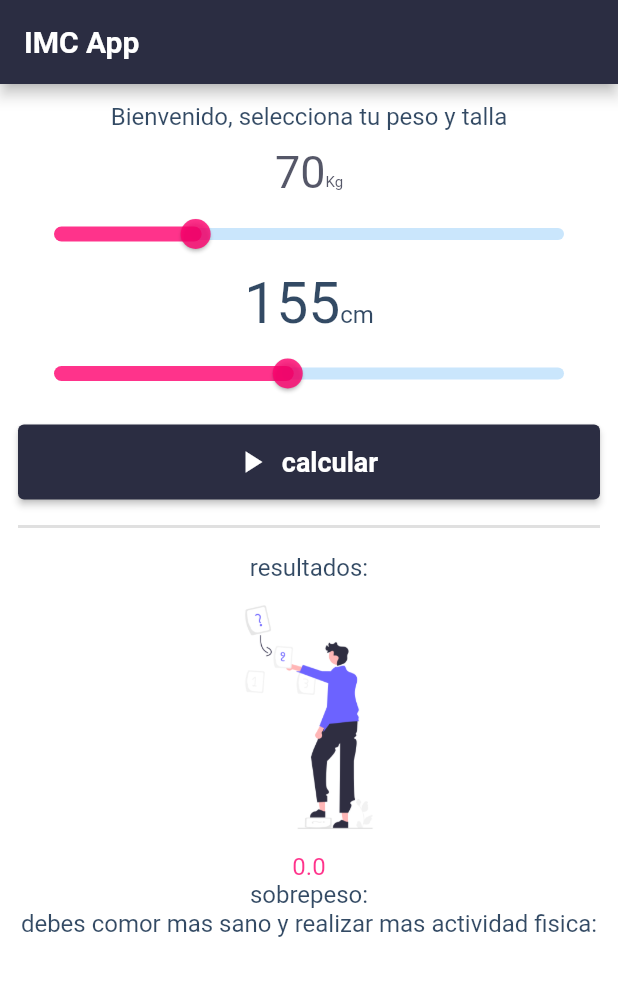
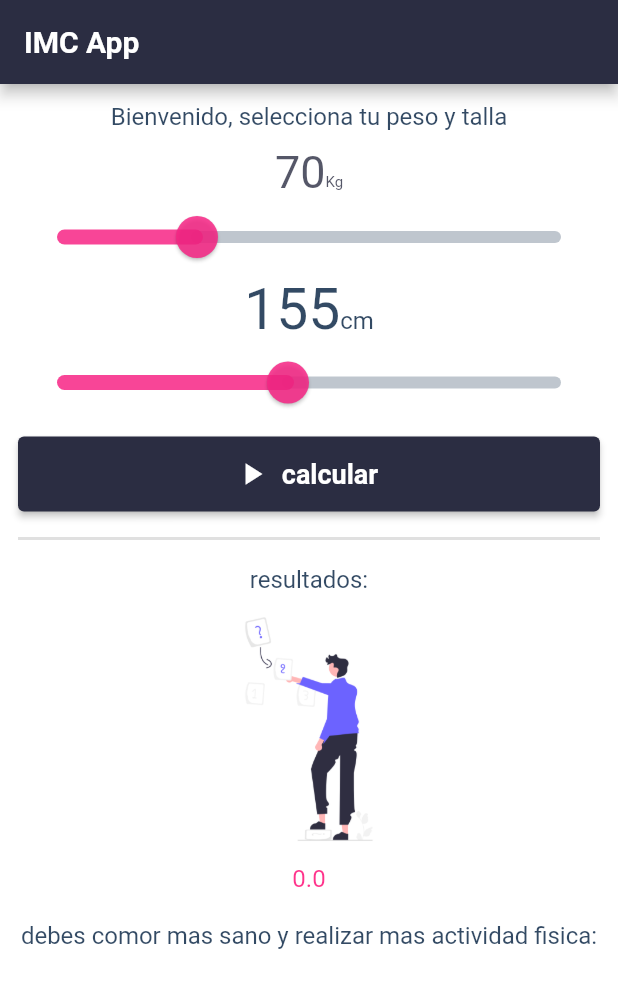
Before and after one commit to MELIZA2018VILCA/app07_imc, a Flutter app: the screen it shows after launch, after a tap on "calcular", on a phone screen of 412 x 824 dp. Shown: the top 988 px of the screen. Run offline on Flutter 3.47's test engine with Material 2 defaults, Android fonts, the light colour scheme and no system bars; missing offline and left inert: dart:js_util; Roboto replaces fonts that are missing (Manrope).

Commit message:
hacer el cambio a resultado

```diff
--- a/lib/home_page.dart
+++ b/lib/home_page.dart
@@ -15,8 +15,22 @@ class _homePageState extends State<homePage> {
   double altura = 155;
 
   double imc = 0;
+
+  String imcMensaje="";
+
   calculadoraImc() {
     imc = peso / pow((altura / 100), 2);
+if (imc<18.5) {
+  imcMensaje='bajo de peso';
+} else if(imc>=18.5 && imc<25){
+imcMensaje='peso normal';
+}else if(imc>=25 && imc<30){
+imcMensaje='sobrepeso';
+}else{
+  imcMensaje='obecidad';
+}
+
+
   }
 
   @override
@@ -158,7 +172,7 @@ class _homePageState extends State<homePage> {
               ),
             ),
             Text(
-              "sobrepeso:",
+              imcMensaje,
               style: TextStyle(
                   fontSize: 16.0,
                   fontWeight: FontWeight.w400,
--- a/lib/main.dart
+++ b/lib/main.dart
@@ -1,29 +1,33 @@
+
 import 'package:app07_imc/home_page.dart';
 import 'package:flutter/material.dart';
 
-void main() {
-  runApp(const MyApp());
-}
+void main() => runApp(const MyApp());
 
 class MyApp extends StatelessWidget {
   const MyApp({super.key});
 
-  // This widget is the root of your application.
   @override
   Widget build(BuildContext context) {
     return MaterialApp(
       title: 'IMC App',
       theme: ThemeData(
+        fontFamily: 'Manrope',
         sliderTheme: SliderThemeData(
-          activeTrackColor: Color(0xffff006e).withOpacity(0.80),
-          inactiveTickMarkColor: Colors.black.withOpacity(0.85),
-          thumbColor: Color(0xffff006e).withOpacity(0.80),
-          overlayColor: Color(0xffff006e).withOpacity(0.80),
-
+          activeTrackColor: Color(0xFFf72585).withOpacity(0.85),
+          inactiveTrackColor: Color(0xFF001d3d).withOpacity(0.25),
+          thumbColor: Color(0xFFf72585).withOpacity(0.85),
+          overlayColor: Color(0xFFf72585).withOpacity(0.85),
+          thumbShape: RoundSliderThumbShape(
+            enabledThumbRadius: 14.0,
+          ),
+          overlayShape: RoundSliderOverlayShape(
+            overlayRadius: 26.0,
+          ),
           trackHeight: 8.0,
         ),
       ),
-      home: homePage(), // This trailing comma makes auto-formatting nicer for build methods.
+      home: homePage(),
     );
   }
 }
```
